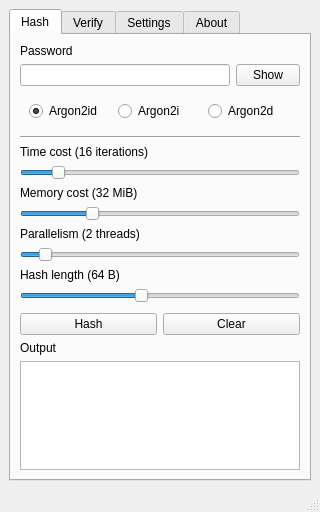
First picture: the form in src/mainwindow.ui, repository GlitchedPolygons/Argon2GUI, before the edit.
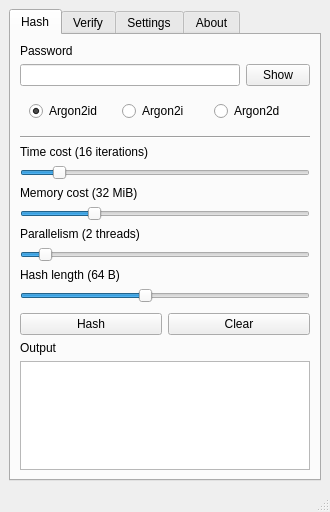
Second picture: the form after the edit.

Commit message: Ditched Windows dark theme attempt - it just sucks. Never mind..

The edit to the form file:
```diff
--- a/src/mainwindow.ui
+++ b/src/mainwindow.ui
@@ -6,13 +6,13 @@
    <rect>
     <x>0</x>
     <y>0</y>
-    <width>320</width>
+    <width>330</width>
     <height>512</height>
    </rect>
   </property>
   <property name="minimumSize">
    <size>
-    <width>320</width>
+    <width>330</width>
     <height>512</height>
    </size>
   </property>
```
Left out of the diff: 4 changed lines with no effect on the pictures. The commit also changes 1 other file.
